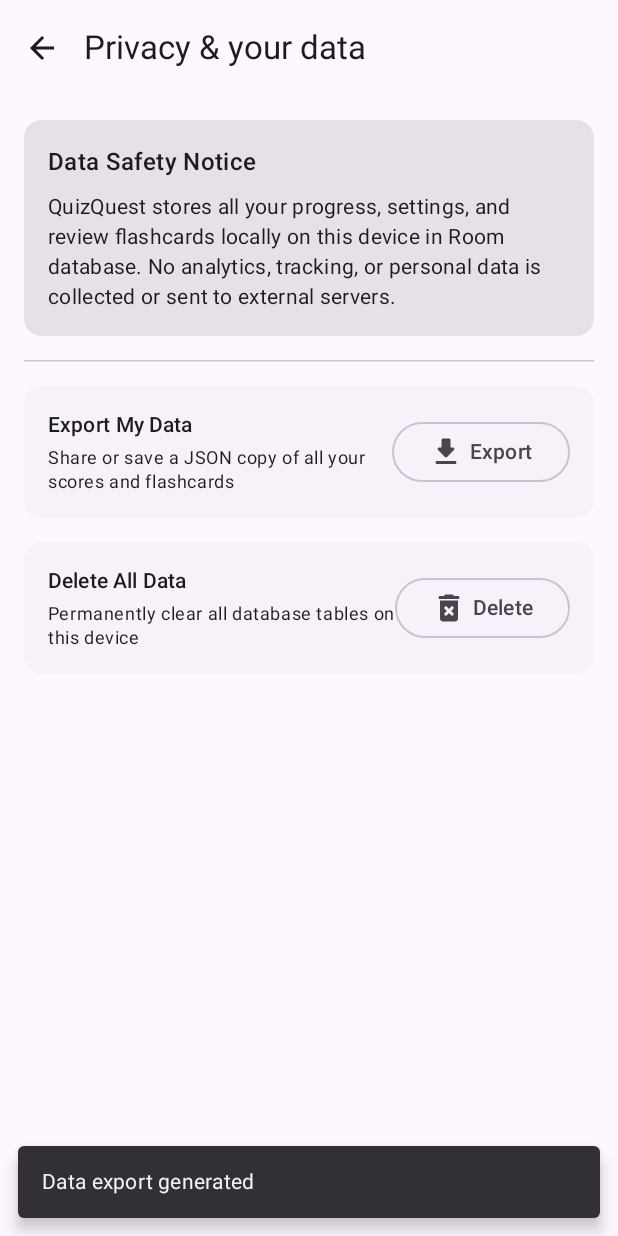
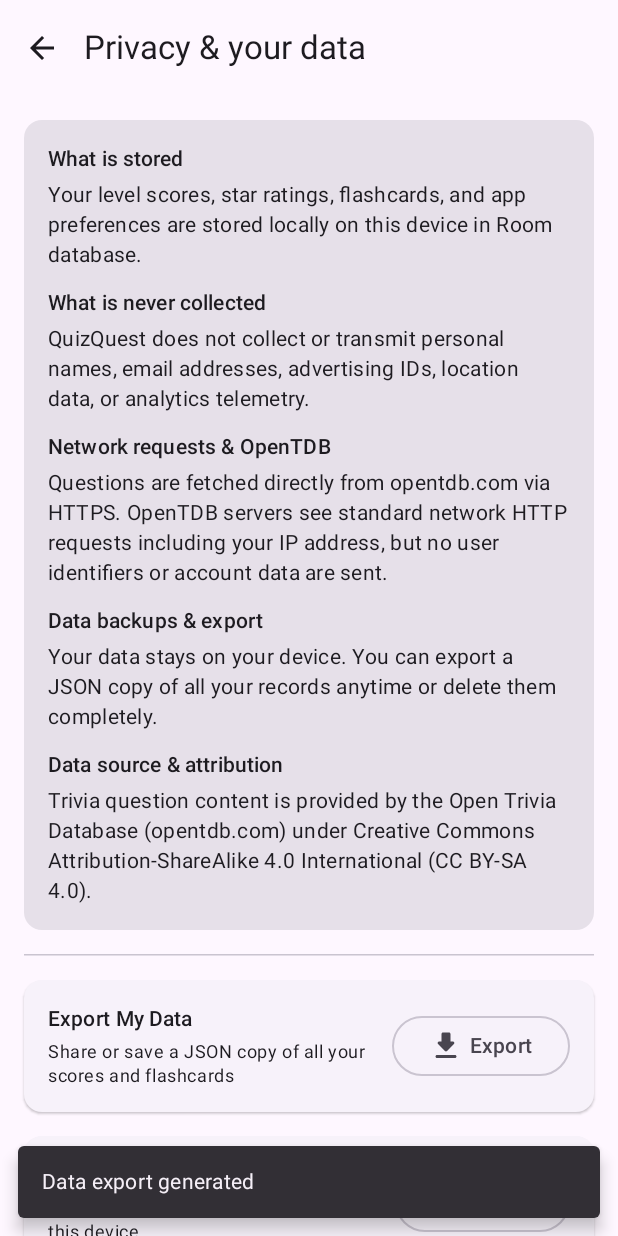
Before and after one commit to SinBob12345/Pan_Yibo_Quiz_Quest, an Android app built with Jetpack Compose: the PrivacyScreen screen opened through its navigation route, after a tap on "Export", on a phone screen of 412 x 824 dp. Run offline under Robolectric (Android 15) with nearby library versions, the phone set to English and light mode, and no system bars; our stand-ins replace Room's generated code; libraries missing offline, so code that uses them is left out: com.jakewharton.retrofit2.

Commit message:
add a plain-language privacy screen and feedback link

```diff
--- a/app/src/main/java/com/yibopan/quizquest/views/PrivacyScreen.kt
+++ b/app/src/main/java/com/yibopan/quizquest/views/PrivacyScreen.kt
@@ -12,6 +12,7 @@ import androidx.compose.foundation.lazy.LazyColumn
 import androidx.compose.material.icons.Icons
 import androidx.compose.material.icons.rounded.DeleteForever
 import androidx.compose.material.icons.rounded.Download
+import androidx.compose.material.icons.rounded.Email
 import androidx.compose.material3.AlertDialog
 import androidx.compose.material3.Card
 import androidx.compose.material3.ElevatedCard
@@ -36,6 +37,7 @@ import androidx.compose.ui.semantics.heading
 import androidx.compose.ui.semantics.semantics
 import androidx.compose.ui.tooling.preview.Preview
 import androidx.compose.ui.unit.dp
+import androidx.core.net.toUri
 import androidx.lifecycle.compose.collectAsStateWithLifecycle
 import com.yibopan.quizquest.R
 import com.yibopan.quizquest.ui.theme.QuizQuestTheme
@@ -47,7 +49,7 @@ import org.koin.compose.viewmodel.koinViewModel
 
 /**
  * "Privacy & your data" screen (A2 commitments #2 and #4; Lecture 9: data safety & user control).
- * Handles JSON data export via system share sheet and neutral data deletion.
+ * Displays plain-language data policies, attribution (CC BY-SA 4.0), export, deletion, and email feedback.
  */
 @Composable
 fun PrivacyScreen(onBackPressed: () -> Unit) {
@@ -151,20 +153,32 @@ fun PrivacyScreenContent(
             contentPadding = PaddingValues(16.dp),
             verticalArrangement = Arrangement.spacedBy(16.dp),
         ) {
+            // Plain language privacy sections
             item {
                 Card(modifier = Modifier.fillMaxWidth()) {
                     Column(
                         modifier = Modifier.padding(16.dp),
-                        verticalArrangement = Arrangement.spacedBy(8.dp),
+                        verticalArrangement = Arrangement.spacedBy(12.dp),
                     ) {
-                        Text(
-                            text = "Data Safety Notice",
-                            style = MaterialTheme.typography.titleMedium,
-                            modifier = Modifier.semantics { heading() },
+                        PrivacySection(
+                            title = stringResource(R.string.privacy_what_is_stored_title),
+                            desc = stringResource(R.string.privacy_what_is_stored_desc),
                         )
-                        Text(
-                            text = "QuizQuest stores all your progress, settings, and review flashcards locally on this device in Room database. No analytics, tracking, or personal data is collected or sent to external servers.",
-                            style = MaterialTheme.typography.bodyMedium,
+                        PrivacySection(
+                            title = stringResource(R.string.privacy_never_collected_title),
+                            desc = stringResource(R.string.privacy_never_collected_desc),
+                        )
+                        PrivacySection(
+                            title = stringResource(R.string.privacy_opentdb_title),
+                            desc = stringResource(R.string.privacy_opentdb_desc),
+                        )
+                        PrivacySection(
+                            title = stringResource(R.string.privacy_backups_title),
+                            desc = stringResource(R.string.privacy_backups_desc),
+                        )
+                        PrivacySection(
+                            title = stringResource(R.string.privacy_attribution_title),
+                            desc = stringResource(R.string.privacy_attribution_desc),
                         )
                     }
                 }
@@ -172,6 +186,7 @@ fun PrivacyScreenContent(
 
             item { HorizontalDivider() }
 
+            // Export My Data Action
             item {
                 ElevatedCard(modifier = Modifier.fillMaxWidth()) {
                     Row(
@@ -196,6 +211,7 @@ fun PrivacyScreenContent(
                 }
             }
 
+            // Delete All Data Action
             item {
                 ElevatedCard(modifier = Modifier.fillMaxWidth()) {
                     Row(
@@ -219,7 +235,68 @@ fun PrivacyScreenContent(
                     }
                 }
             }
+
+            item { HorizontalDivider() }
+
+            // Lecture 9: Send Feedback Email Channel
+            item {
+                ElevatedCard(modifier = Modifier.fillMaxWidth()) {
+                    Row(
+                        modifier = Modifier
+                            .fillMaxWidth()
+                            .padding(16.dp),
+                        horizontalArrangement = Arrangement.SpaceBetween,
+                        verticalAlignment = Alignment.CenterVertically,
+                    ) {
+                        Column(
+                            modifier = Modifier.weight(1f),
+                            verticalArrangement = Arrangement.spacedBy(4.dp),
+                        ) {
+                            Text(text = stringResource(R.string.privacy_feedback_title), style = MaterialTheme.typography.titleSmall)
+                            Text(text = stringResource(R.string.privacy_feedback_desc), style = MaterialTheme.typography.bodySmall)
+                        }
+                        OutlinedButton(
+                            onClick = {
+                                val intent = Intent(Intent.ACTION_SENDTO).apply {
+                                    data = "mailto:support@quizquest.edu.au".toUri()
+                                    putExtra(Intent.EXTRA_SUBJECT, "QuizQuest Feedback")
+                                }
+                                try {
+                                    context.startActivity(intent)
+                                } catch (_: Exception) {
+                                    val fallback = Intent(Intent.ACTION_SEND).apply {
+                                        type = "message/rfc822"
+                                        putExtra(Intent.EXTRA_EMAIL, arrayOf("support@quizquest.edu.au"))
+                                        putExtra(Intent.EXTRA_SUBJECT, "QuizQuest Feedback")
+                                    }
+                                    try {
+                                        context.startActivity(Intent.createChooser(fallback, "Send email"))
+                                    } catch (_: Exception) { }
+                                }
+                            },
+                        ) {
+                            Icon(imageVector = Icons.Rounded.Email, contentDescription = null)
+                            Text(text = stringResource(R.string.privacy_send_feedback), modifier = Modifier.padding(start = 4.dp))
+                        }
+                    }
+                }
+            }
         }
+    }
+}
+
+@Composable
+private fun PrivacySection(title: String, desc: String) {
+    Column(verticalArrangement = Arrangement.spacedBy(4.dp)) {
+        Text(
+            text = title,
+            style = MaterialTheme.typography.titleSmall,
+            modifier = Modifier.semantics { heading() },
+        )
+        Text(
+            text = desc,
+            style = MaterialTheme.typography.bodyMedium,
+        )
     }
 }
 
--- a/app/src/main/res/values/strings.xml
+++ b/app/src/main/res/values/strings.xml
@@ -114,4 +114,19 @@
     <string name="settings_privacy_entry">Privacy &amp; your data</string>
     <string name="settings_privacy_entry_desc">What is stored, export and delete</string>
     <string name="privacy_title">Privacy &amp; your data</string>
+
+    <!-- Plain-language Privacy & Data Safety -->
+    <string name="privacy_what_is_stored_title">What is stored</string>
+    <string name="privacy_what_is_stored_desc">Your level scores, star ratings, flashcards, and app preferences are stored locally on this device in Room database.</string>
+    <string name="privacy_never_collected_title">What is never collected</string>
+    <string name="privacy_never_collected_desc">QuizQuest does not collect or transmit personal names, email addresses, advertising IDs, location data, or analytics telemetry.</string>
+    <string name="privacy_opentdb_title">Network requests &amp; OpenTDB</string>
+    <string name="privacy_opentdb_desc">Questions are fetched directly from opentdb.com via HTTPS. OpenTDB servers see standard network HTTP requests including your IP address, but no user identifiers or account data are sent.</string>
+    <string name="privacy_backups_title">Data backups &amp; export</string>
+    <string name="privacy_backups_desc">Your data stays on your device. You can export a JSON copy of all your records anytime or delete them completely.</string>
+    <string name="privacy_attribution_title">Data source &amp; attribution</string>
+    <string name="privacy_attribution_desc">Trivia question content is provided by the Open Trivia Database (opentdb.com) under Creative Commons Attribution-ShareAlike 4.0 International (CC BY-SA 4.0).</string>
+    <string name="privacy_feedback_title">Feedback &amp; Support</string>
+    <string name="privacy_feedback_desc">Have questions or suggestions? Send feedback directly to the developers.</string>
+    <string name="privacy_send_feedback">Send feedback</string>
 </resources>
```
